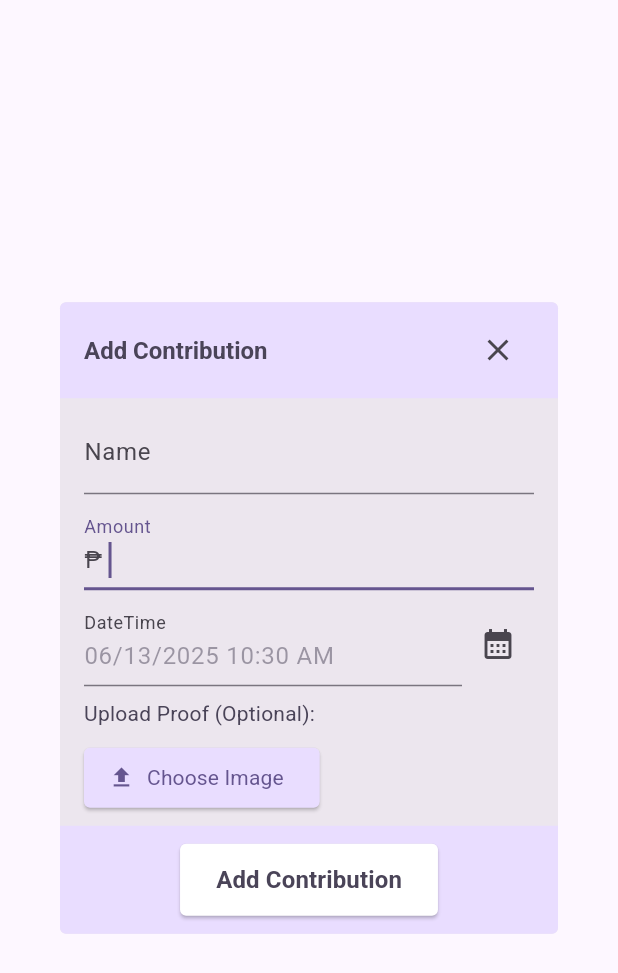
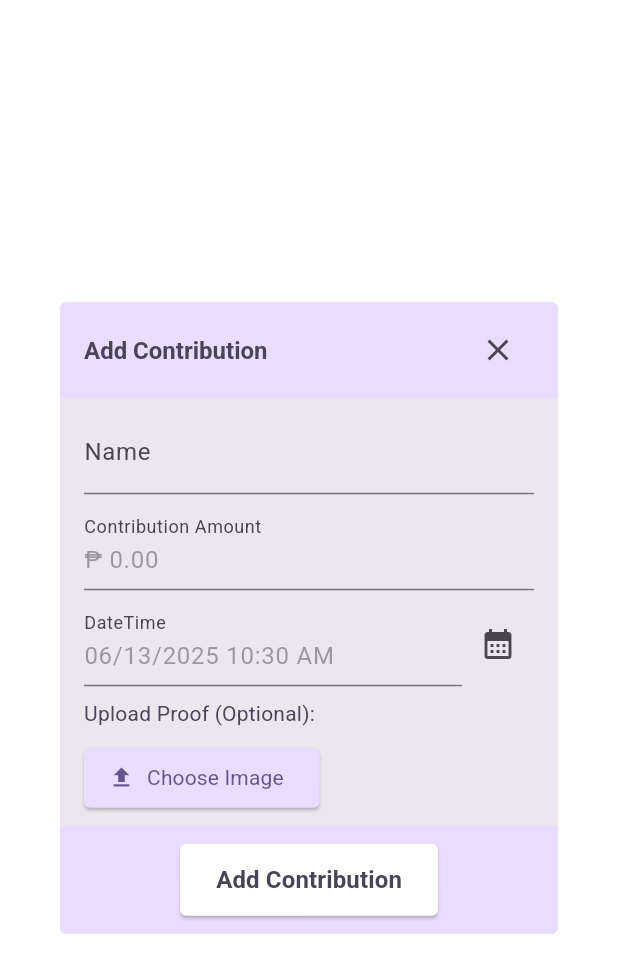
Before and after one commit to omnitechphilippines/sinking-fund-manager, a Flutter app: the ContributionDialog screen opened directly with empty values, on a phone screen of 412 x 824 dp. Shown: the top 973 px of the screen. Run offline on Flutter 3.47's test engine with Material 3 defaults, Android fonts, the phone set to English and light mode, and no system bars; our stand-ins replace file_picker, flutter_riverpod, go_router, hive, hive_flutter, package_info_plus; missing offline and left inert: dart:js_interop; accounts and stored records are empty.

Commit message:
Allow add large image and save to db

```diff
--- a/lib/components/contribution_dialog.dart
+++ b/lib/components/contribution_dialog.dart
@@ -10,8 +10,9 @@ import '../widgets/buttons/custom_icon_button.dart';
 
 class ContributionDialog extends StatefulWidget {
   final String name;
+  final double contributionAmount;
 
-  const ContributionDialog({super.key, required this.name});
+  const ContributionDialog({super.key, required this.name, required this.contributionAmount});
 
   @override
   State<ContributionDialog> createState() => _ContributionDialogState();
@@ -20,30 +21,28 @@ class ContributionDialog extends StatefulWidget {
 class _ContributionDialogState extends State<ContributionDialog> {
   bool _isLoading = false;
   late final TextEditingController _nameController = TextEditingController();
-  late final TextEditingController _amountController = TextEditingController();
+  late final TextEditingController _contributionAmountController = TextEditingController();
   late final TextEditingController _paymentDateTimeController = TextEditingController();
-  final FocusNode _amountControllerFocusNode = FocusNode();
   final FocusNode _paymentDateTimeControllerFocusNode = FocusNode();
   Uint8List? _proofImageBytes;
   String? _proofImageName;
-  bool _isError = false;
 
   @override
   void initState() {
     super.initState();
     WidgetsBinding.instance.addPostFrameCallback((Duration _) {
       _nameController.text = widget.name;
+      _contributionAmountController.text = '₱ ${numberFormatter.format(widget.contributionAmount)}';
       _paymentDateTimeController.text = dateTimeFormatter.format(DateTime.now());
-      _amountControllerFocusNode.requestFocus();
+      _paymentDateTimeControllerFocusNode.requestFocus();
     });
   }
 
   @override
   void dispose() {
     _nameController.dispose();
-    _amountController.dispose();
+    _contributionAmountController.dispose();
     _paymentDateTimeController.dispose();
-    _amountControllerFocusNode.dispose();
     _paymentDateTimeControllerFocusNode.dispose();
     super.dispose();
   }
@@ -60,14 +59,6 @@ class _ContributionDialogState extends State<ContributionDialog> {
   }
 
   void _addContribution() async {
-    _amountController.text = _amountController.text.contains(',') || _amountController.text.isEmpty ? _amountController.text : numberFormatter.format(int.parse(_amountController.text));
-    if (_amountController.text.isEmpty) {
-      setState(() => _isError = true);
-      ScaffoldMessenger.of(context).showSnackBar(const SnackBar(content: Text('Please fill out all fields')));
-      _amountControllerFocusNode.requestFocus();
-      return;
-    }
-    _isError = false;
     setState(() => _isLoading = true);
     try {
       final String id = const Uuid().v4();
@@ -75,7 +66,7 @@ class _ContributionDialogState extends State<ContributionDialog> {
         Contribution(
           id: id,
           name: widget.name,
-          amount: double.parse(_amountController.text.substring(1).replaceAll(',', '')),
+          contributionAmount: double.parse(_contributionAmountController.text.substring(1).replaceAll(',', '')),
           paymentDateTime: dateTimeFormatter.parse(_paymentDateTimeController.text),
           proof: _proofImageBytes,
           createdAt: DateTime.now(),
@@ -83,15 +74,16 @@ class _ContributionDialogState extends State<ContributionDialog> {
         ),
       );
       if (response == 'success') {
-        final Contribution newMember = await ContributionsApiService().getContributionById(id);
-        if (mounted) Navigator.of(context).pop(<Contribution>[newMember]);
+        final Contribution newContribution = await ContributionsApiService().getContributionById(id);
+        if (mounted) Navigator.of(context).pop(<Contribution>[newContribution]);
       } else {
         if (mounted) {
+          final String dateTime = dateTimeFormatter.format(dateTimeFormatter.parse(_paymentDateTimeController.text));
           ScaffoldMessenger.of(context).hideCurrentSnackBar();
           ScaffoldMessenger.of(context).showSnackBar(
-            const SnackBar(
+            SnackBar(
               backgroundColor: Colors.red,
-              content: Text('Adding new member failed!', style: TextStyle(color: Colors.white)),
+              content: Text('Adding new contribution to "${widget.name}" on ${dateTime} failed!', style: const TextStyle(color: Colors.white)),
             ),
           );
           return;
@@ -137,15 +129,17 @@ class _ContributionDialogState extends State<ContributionDialog> {
           Navigator.of(context).pop();
         }
       },
-      child: Dialog(
+      child: Scaffold(
+        backgroundColor: Colors.transparent,
+        body: Dialog(
           shape: RoundedRectangleBorder(borderRadius: BorderRadius.circular(4)),
           child: Stack(
             children: <Widget>[
-            SizedBox(
-              width: 600,
+              ConstrainedBox(
+              constraints: const BoxConstraints(maxWidth: 500),
               child: Column(
+                mainAxisSize: MainAxisSize.min,
                 spacing: 8,
-                mainAxisSize: MainAxisSize.min,
                 children: <Widget>[
                   Container(
                     decoration: BoxDecoration(
@@ -161,6 +155,11 @@ class _ContributionDialogState extends State<ContributionDialog> {
                       ],
                     ),
                   ),
+                  Flexible(
+                    child: SingleChildScrollView(
+                      child: Column(
+                        spacing: 8,
+                        children: <Widget>[
                           Padding(
                             padding: const EdgeInsets.symmetric(horizontal: 16),
                             child: TextField(
@@ -173,16 +172,16 @@ class _ContributionDialogState extends State<ContributionDialog> {
                           Padding(
                             padding: const EdgeInsets.symmetric(horizontal: 16),
                             child: TextField(
-                      controller: _amountController,
-                      decoration: InputDecoration(labelText: 'Amount', prefixText: '₱ ', errorText: _isError && _amountController.text.isEmpty? 'Required' : null),
-                      keyboardType: TextInputType.number,
-                      inputFormatters: <TextInputFormatter>[FilteringTextInputFormatter.digitsOnly],
-                      focusNode: _amountControllerFocusNode,
+                              controller: _contributionAmountController,
+                              decoration: const InputDecoration(labelText: 'Contribution Amount'),
+                              readOnly: true,
                               onSubmitted: (String _) {
-                        _amountController.text = _amountController.text.contains(',') || _amountController.text.isEmpty ? _amountController.text : numberFormatter.format(int.parse(_amountController.text));
+                                _contributionAmountController.text = _contributionAmountController.text.contains(',') || _contributionAmountController.text.isEmpty
+                                    ? _contributionAmountController.text
+                                    : numberFormatter.format(int.parse(_contributionAmountController.text));
                                 _dateTimePicker();
                               },
-                      style: TextStyle(color: Theme.of(context).textTheme.titleMedium?.color),
+                              style: TextStyle(color: Theme.of(context).textTheme.titleMedium?.color?.withValues(alpha: 0.5)),
                             ),
                           ),
                           Padding(
@@ -193,16 +192,17 @@ class _ContributionDialogState extends State<ContributionDialog> {
                                   child: TextField(
                                     controller: _paymentDateTimeController,
                                     decoration: const InputDecoration(labelText: 'DateTime'),
-                            focusNode: _paymentDateTimeControllerFocusNode,
                                     onSubmitted: (String _) {
-                              _amountController.text = _amountController.text.contains(',') || _amountController.text.isEmpty ? _amountController.text : numberFormatter.format(int.parse(_amountController.text));
+                                      _contributionAmountController.text = _contributionAmountController.text.contains(',') || _contributionAmountController.text.isEmpty
+                                          ? _contributionAmountController.text
+                                          : numberFormatter.format(int.parse(_contributionAmountController.text));
                                       _addContribution();
                                     },
                                     readOnly: true,
                                     style: TextStyle(color: Theme.of(context).textTheme.titleMedium?.color?.withValues(alpha: 0.5)),
                                   ),
                                 ),
-                        IconButton(onPressed: _dateTimePicker, icon: const Icon(Icons.calendar_month)),
+                                IconButton(focusNode: _paymentDateTimeControllerFocusNode, onPressed: _dateTimePicker, icon: const Icon(Icons.calendar_month)),
                               ],
                             ),
                           ),
@@ -210,12 +210,10 @@ class _ContributionDialogState extends State<ContributionDialog> {
                             padding: const EdgeInsets.symmetric(horizontal: 16),
                             child: Column(
                               crossAxisAlignment: CrossAxisAlignment.start,
-                        // mainAxisAlignment: MainAxisAlignment.center,
                               children: <Widget>[
                                 Text('Upload Proof (Optional):', style: Theme.of(context).textTheme.titleMedium),
                                 const SizedBox(height: 8),
                                 Row(
-                            // mainAxisAlignment: MainAxisAlignment.center,
                                   children: <Widget>[
                                     ElevatedButton.icon(
                                       style: ElevatedButton.styleFrom(shape: RoundedRectangleBorder(borderRadius: BorderRadius.circular(4))),
@@ -224,10 +222,7 @@ class _ContributionDialogState extends State<ContributionDialog> {
                                       label: const Text('Choose Image'),
                                     ),
                                     const SizedBox(width: 16),
-                              if (_proofImageName != null)
-                                Expanded(
-                                  child: Text(_proofImageName!, style: Theme.of(context).textTheme.titleMedium, overflow: TextOverflow.ellipsis),
-                                ),
+                                    if (_proofImageName != null) Text(_proofImageName!, style: Theme.of(context).textTheme.titleMedium, overflow: TextOverflow.ellipsis),
                                   ],
                                 ),
                                 if (_proofImageBytes != null)
@@ -238,6 +233,10 @@ class _ContributionDialogState extends State<ContributionDialog> {
                                     ),
                                   ),
                               ],
+                            ),
+                          ),
+                        ],
+                      ),
                     ),
                   ),
                   Container(
@@ -274,6 +273,7 @@ class _ContributionDialogState extends State<ContributionDialog> {
             ],
           ),
         ),
+      ),
     );
   }
 }
--- /dev/null
+++ b/lib/pages/member_management/controllers/contribution_controller.dart
@@ -0,0 +1,27 @@
+import 'package:flutter_riverpod/flutter_riverpod.dart';
+
+import '../models/contribution.dart';
+import 'contributions_api_service.dart';
+
+class ContributionController extends Notifier<List<Contribution>> {
+  @override
+
+  List<Contribution> build() => <Contribution>[];
+
+  Future<void> init() async {
+    final List<Contribution> contributions = await ContributionsApiService().getContributions();
+    state = contributions;
+  }
+
+  void addContribution(Contribution newContribution) {
+    state = <Contribution>[...state, newContribution];
+  }
+
+  void deleteContribution(Contribution contributionToDelete) {
+    state = state.where((Contribution c) => c.id != contributionToDelete.id).toList();
+  }
+
+  List<Contribution> get contributions => state;
+}
+
+final NotifierProvider<ContributionController, List<Contribution>> contributionControllerProvider = NotifierProvider<ContributionController, List<Contribution>>(() => ContributionController());
--- a/lib/pages/member_management/controllers/contributions_api_service.dart
+++ b/lib/pages/member_management/controllers/contributions_api_service.dart
@@ -13,7 +13,7 @@ class ContributionsApiService {
       final List<dynamic> data = jsonDecode(response.body);
       return data.map((dynamic json) => Contribution.fromJson(json)).toList();
     } else {
-      throw Exception('Members API failed: ${response.body}');
+      throw Exception('Contributions API failed: ${response.body}');
     }
   }
 
@@ -28,29 +28,29 @@ class ContributionsApiService {
     if (response.statusCode == 201 || response.statusCode == 200) {
       return jsonDecode(response.body)['affectedRows'] == 1 ? 'success' : 'failed';
     } else {
-      throw Exception('Add Member failed: ${response.body}');
+      throw Exception('Add Contribution failed: ${response.body}');
     }
   }
 
   /// Get contribution by ID
   Future<Contribution> getContributionById(String id) async {
-    final http.Response response = await http.get(Uri.parse('$baseUrl/$id'));
+    final http.Response response = await http.get(Uri.parse('$baseUrl/id/$id'));
 
     if (response.statusCode == 200) {
       return Contribution.fromJson(jsonDecode(response.body).first);
     } else {
-      throw Exception('Get Member by ID failed: ${response.body}');
+      throw Exception('Get Contribution by ID failed: ${response.body}');
     }
   }
 
   /// Get contributions by name
-  Future<Contribution> getContributionsByName(String id) async {
-    final http.Response response = await http.get(Uri.parse('$baseUrl/$id'));
+  Future<Contribution> getContributionsByName(String name) async {
+    final http.Response response = await http.get(Uri.parse('$baseUrl/name/$name'));
 
     if (response.statusCode == 200) {
       return Contribution.fromJson(jsonDecode(response.body).first);
     } else {
-      throw Exception('Get Member by ID failed: ${response.body}');
+      throw Exception('Get Contribution by Name failed: ${response.body}');
     }
   }
 
@@ -59,7 +59,7 @@ class ContributionsApiService {
     final http.Response response = await http.delete(Uri.parse('$baseUrl/$id'));
 
     if (response.statusCode != 200 && response.statusCode != 204) {
-      throw Exception('Delete Member failed: ${response.body}');
+      throw Exception('Delete Contribution failed: ${response.body}');
     }
   }
 }
--- a/lib/pages/member_management/models/contribution.dart
+++ b/lib/pages/member_management/models/contribution.dart
@@ -1,36 +1,47 @@
+import 'dart:convert';
+import 'dart:typed_data';
+
 import '../../../utils/formatters.dart';
 
 class Contribution {
   final String id;
   final String name;
-  final double amount;
+  final double contributionAmount;
   final DateTime paymentDateTime;
-  final List<int>? proof;
+  final Uint8List? proof;
   final DateTime createdAt;
   final DateTime updatedAt;
 
-  Contribution({required this.id, required this.name, required this.amount, required this.paymentDateTime, this.proof, required this.createdAt, required this.updatedAt});
+  Contribution({required this.id, required this.name, required this.contributionAmount, required this.paymentDateTime, this.proof, required this.createdAt, required this.updatedAt});
 
   factory Contribution.fromJson(Map<String, dynamic> json) {
     return Contribution(
       id: json['id'],
       name: json['name'],
-      amount: double.parse(json['number_of_heads'].toString()),
+      contributionAmount: double.parse(json['contribution_amount'].toString()),
       paymentDateTime: DateTime.parse(json['payment_date_time']),
-      proof: json['proof'],
+      proof: json['proof'] != null ? base64Decode(json['proof']) : null,
       createdAt: DateTime.parse(json['created_at']),
       updatedAt: DateTime.parse(json['updated_at']),
     );
   }
 
   Map<String, dynamic> toJson() {
-    return <String, dynamic>{'id': id, 'name': name, 'amount': amount, 'payment_date_time': paymentDateTime.toString(), 'proof': proof, 'created_at': createdAt.toString(), 'updated_at': updatedAt.toString()};
+    return <String, dynamic>{
+      'id': id,
+      'name': name,
+      'contribution_amount': contributionAmount,
+      'payment_date_time': paymentDateTime.toString(),
+      'proof': proof != null ? base64Encode(proof!) : null,
+      'created_at': createdAt.toString(),
+      'updated_at': updatedAt.toString(),
+    };
   }
 
-  Contribution copyWith({String? id, String? name, double? amount, DateTime? paymentDateTime, List<int>? proof, DateTime? createdAt, DateTime? updatedAt}) => Contribution(
+  Contribution copyWith({String? id, String? name, double? contributionAmount, DateTime? paymentDateTime, Uint8List? proof, DateTime? createdAt, DateTime? updatedAt}) => Contribution(
     id: id ?? this.id,
     name: name ?? this.name,
-    amount: amount ?? this.amount,
+    contributionAmount: contributionAmount ?? this.contributionAmount,
     paymentDateTime: paymentDateTime ?? this.paymentDateTime,
     proof: proof ?? this.proof,
     createdAt: createdAt ?? this.createdAt,
@@ -41,5 +52,5 @@ class Contribution {
 
   String get formattedUpdatedDate => dateFormatter.format(updatedAt);
 
-  String get formattedNumber => numberFormatter.format(amount);
+  String get formattedNumber => numberFormatter.format(contributionAmount);
 }
```
Also changed, not shown: lib/components/member_dialog.dart (+7 -4 lines), lib/pages/member_management/controllers/member_controller.dart (+0 -16 lines), lib/pages/member_management/views/member_item.dart (+22 -5 lines), lib/pages/member_management/views/member_management_page.dart (+51 -30 lines). Lines whose indentation alone changed are shown as unchanged.
